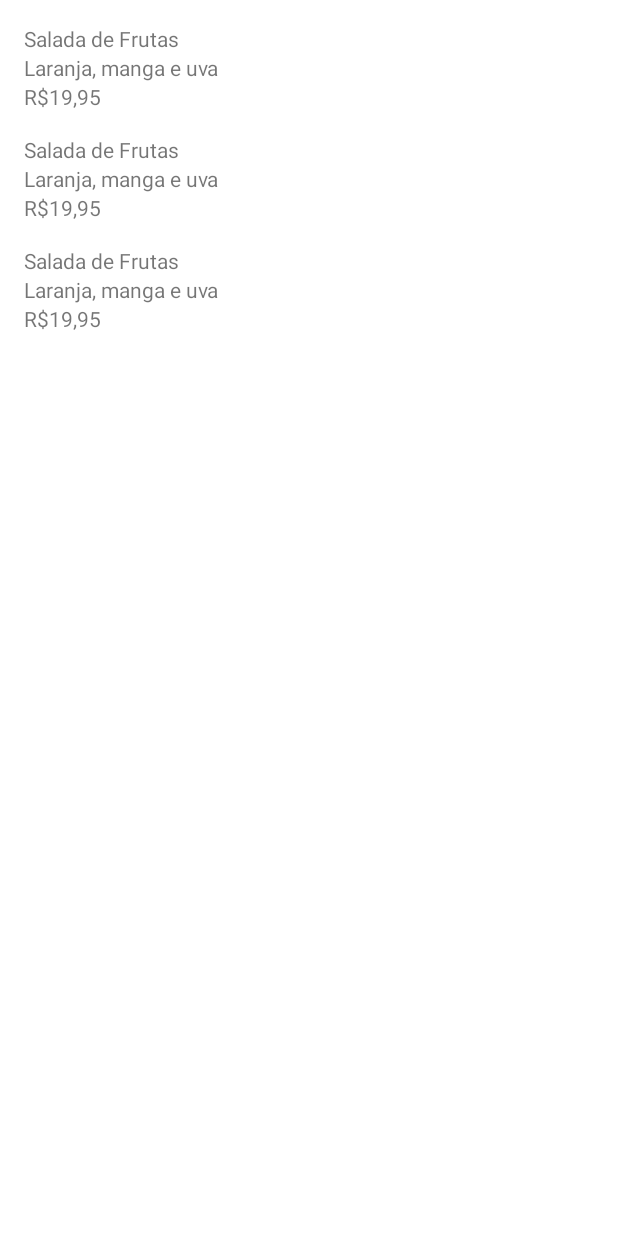
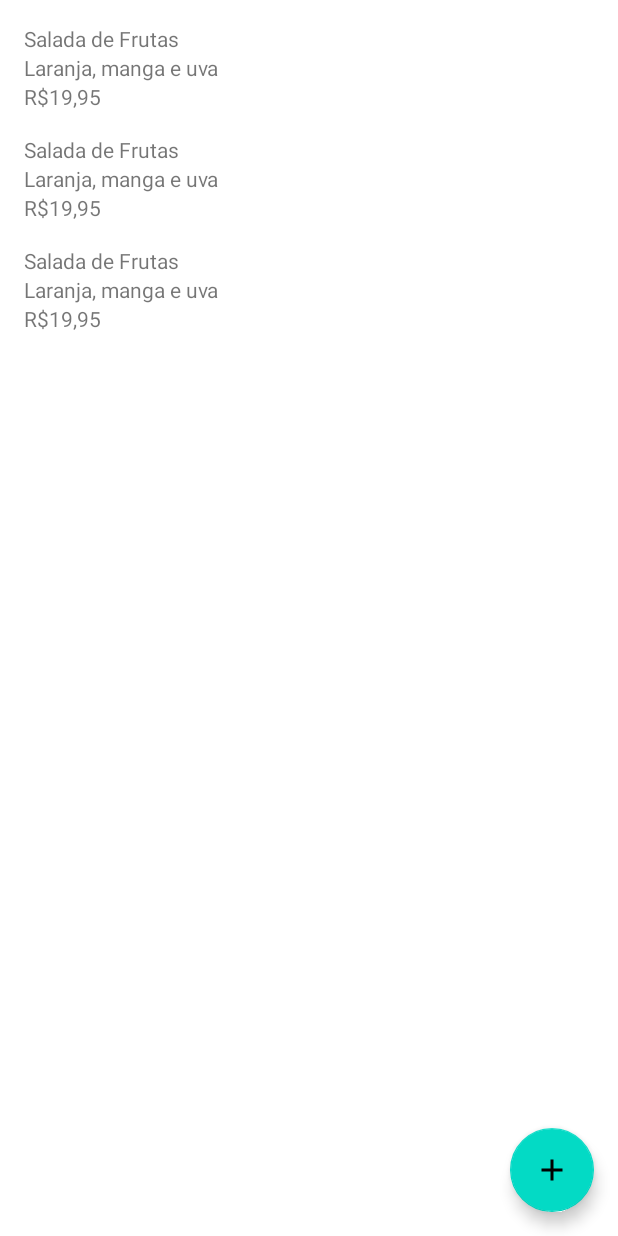
Before and after one commit to costarafaelhugo/Cesta-de-Frutas, an Android app: the layout activity_main.xml on its own in the app's theme, with its tools: preview values and no code run, on a phone screen of 412 x 824 dp. Run offline under Robolectric (Android 15) with nearby library versions, the phone set to English and light mode, and no system bars.

Commit message:
add the float action button

```diff
--- a/app/src/main/java/com/hugorafaelcosta/orgs/model/Produto.kt
+++ b/app/src/main/java/com/hugorafaelcosta/orgs/model/Produto.kt
@@ -2,7 +2,7 @@ package com.hugorafaelcosta.orgs.model
 
 import java.math.BigDecimal
 
-class Produto (
+data class Produto (
     val nome : String,
     val descricao : String,
     val valor: BigDecimal
--- /dev/null
+++ b/app/src/main/res/drawable/ic_baseline_add_24.xml
@@ -0,0 +1,10 @@
+<vector xmlns:android="http://schemas.android.com/apk/res/android"
+    android:width="24dp"
+    android:height="24dp"
+    android:viewportWidth="24"
+    android:viewportHeight="24"
+    android:tint="?attr/colorControlNormal">
+  <path
+      android:fillColor="@android:color/white"
+      android:pathData="M19,13h-6v6h-2v-6H5v-2h6V5h2v6h6v2z"/>
+</vector>
--- a/app/src/main/res/layout/activity_formulario_produto.xml
+++ b/app/src/main/res/layout/activity_formulario_produto.xml
@@ -42,6 +42,7 @@
             app:layout_constraintTop_toBottomOf="@id/descricao" />
 
         <Button
+            android:id="@+id/botao_salvar"
             android:layout_width="0dp"
             android:layout_height="wrap_content"
             android:layout_margin="@dimen/margin"
--- a/app/src/main/res/layout/activity_main.xml
+++ b/app/src/main/res/layout/activity_main.xml
@@ -16,4 +16,17 @@
         app:layout_constraintTop_toTopOf="parent"
         tools:listitem="@layout/produto_item" />
 
+    <com.google.android.material.floatingactionbutton.FloatingActionButton
+        android:id="@+id/floatingActionButton"
+        android:layout_width="wrap_content"
+        android:layout_height="wrap_content"
+        android:clickable="true"
+        android:focusable="true"
+        android:layout_margin="@dimen/margin"
+        app:layout_constraintBottom_toBottomOf="parent"
+        app:layout_constraintEnd_toEndOf="parent"
+        app:srcCompat="@drawable/ic_baseline_add_24"
+        tools:layout_editor_absoluteX="316dp"
+        tools:layout_editor_absoluteY="631dp" />
+
 </androidx.constraintlayout.widget.ConstraintLayout>
```
Also changed, not shown: app/src/main/AndroidManifest.xml (+1 -7 lines), app/src/main/java/com/hugorafaelcosta/orgs/ui/activity/FormularioProdutoActivity.kt (+30 -0 lines).
